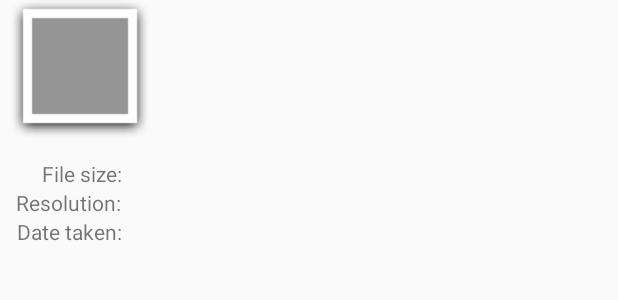
After one commit to skybosi/ImaginerApp, an Android app: the layout detailsview.xml on its own in the app's theme, with its tools: preview values and no code run, on a phone screen of 412 x 824 dp. The commit adds this screen. Shown: the top 300 px of the screen. Run offline under Robolectric (Android 15) with nearby library versions, the phone set to English and light mode, and no system bars.

Commit message:
change FileViewer to ImageViewer

```diff
--- a/app/src/main/AndroidManifest.xml
+++ b/app/src/main/AndroidManifest.xml
@@ -17,7 +17,7 @@
         </activity>
 
         <activity
-            android:name=".FileView" >
+            android:name=".ImageViewerActivity" >
             <intent-filter>
                 <action android:name="android.intent.action.FILE" />
                 <category android:name="android.intent.category.DEFAULT" />
--- a/app/src/main/res/layout/about.xml
+++ b/app/src/main/res/layout/about.xml
@@ -6,10 +6,10 @@
         android:layout_width="fill_parent"
         android:layout_height="fill_parent">
         <TextView
+            android:id = "@+id/aboutText"
             android:layout_width="fill_parent"
             android:layout_height="fill_parent"
             android:padding="6dip"
-            android:text="@string/About"
             android:textColor="#000000" />
     </ScrollView>
 </FrameLayout>
--- /dev/null
+++ b/app/src/main/res/layout/detailsview.xml
@@ -0,0 +1,114 @@
+<?xml version="1.0" encoding="utf-8"?><!-- Copyright (C) 2008 The Android Open Source Project
+
+     Licensed under the Apache License, Version 2.0 (the "License");
+     you may not use this file except in compliance with the License.
+     You may obtain a copy of the License at
+
+          http://www.apache.org/licenses/LICENSE-2.0
+
+     Unless required by applicable law or agreed to in writing, software
+     distributed under the License is distributed on an "AS IS" BASIS,
+     WITHOUT WARRANTIES OR CONDITIONS OF ANY KIND, either express or implied.
+     See the License for the specific language governing permissions and
+     limitations under the License.
+-->
+
+<ScrollView xmlns:android="http://schemas.android.com/apk/res/android"
+    android:id="@+id/scroll_view"
+    android:layout_width="300dip"
+    android:layout_height="match_parent"
+    android:orientation="vertical">
+
+    <LinearLayout
+        android:layout_width="match_parent"
+        android:layout_height="wrap_content"
+        android:orientation="vertical"
+        android:paddingBottom="10dp"
+        android:paddingLeft="5dip"
+        android:paddingRight="5dip">
+
+        <LinearLayout
+            android:layout_width="match_parent"
+            android:layout_height="wrap_content"
+            android:gravity="center_vertical"
+            android:orientation="horizontal">
+
+            <LinearLayout
+                android:layout_width="wrap_content"
+                android:layout_height="wrap_content"
+                android:background="@drawable/detail_photo_border"
+                android:gravity="center_vertical"
+                android:orientation="horizontal">
+
+                <ImageView
+                    android:id="@+id/details_thumbnail_image"
+                    android:layout_width="64dip"
+                    android:layout_height="64dip" />
+            </LinearLayout>
+
+            <TextView
+                android:id="@+id/details_image_path"
+                android:layout_width="wrap_content"
+                android:layout_height="wrap_content"
+                android:layout_weight="1"
+                android:ellipsize="marquee"
+                android:focusable="true"
+                android:focusableInTouchMode="true"
+                android:paddingLeft="6dip"
+                android:singleLine="true"
+                android:textAppearance="?android:attr/textAppearanceMedium" />
+
+        </LinearLayout>
+
+        <TableLayout
+            android:layout_width="match_parent"
+            android:layout_height="wrap_content"
+            android:layout_marginTop="10dip"
+            android:paddingLeft="5dip">
+
+            <TableRow>
+
+                <TextView
+                    android:gravity="right"
+                    android:text="@string/details_file_size"
+                    android:textAppearance="?android:attr/textAppearanceSmall" />
+
+                <TextView
+                    android:id="@+id/details_file_size_value"
+                    android:paddingLeft="5dip"
+                    android:textAppearance="?android:attr/textAppearanceSmall"
+                    android:textColor="?android:attr/textColorPrimary" />
+            </TableRow>
+
+            <TableRow android:id="@+id/details_resolution_row">
+
+                <TextView
+                    android:gravity="right"
+                    android:text="@string/details_image_resolution"
+                    android:textAppearance="?android:attr/textAppearanceSmall" />
+
+                <TextView
+                    android:id="@+id/details_resolution_value"
+                    android:layout_width="match_parent"
+                    android:layout_height="wrap_content"
+                    android:paddingLeft="5dip"
+                    android:textAppearance="?android:attr/textAppearanceSmall"
+                    android:textColor="?android:attr/textColorPrimary" />
+            </TableRow>
+
+            <TableRow android:id="@+id/details_date_taken_row">
+
+                <TextView
+                    android:gravity="right"
+                    android:text="@string/details_date_taken"
+                    android:textAppearance="?android:attr/textAppearanceSmall" />
+
+                <TextView
+                    android:id="@+id/details_date_taken_value"
+                    android:paddingLeft="5dip"
+                    android:textAppearance="?android:attr/textAppearanceSmall"
+                    android:textColor="?android:attr/textColorPrimary" />
+            </TableRow>
+        </TableLayout>
+    </LinearLayout>
+</ScrollView>
```
Also changed, not shown: app/src/main/java/com/skybosi/imaginer/ImageViewerActivity.java (added, +478 -0 lines), app/src/main/java/com/skybosi/imaginer/MainActivity.java (+11 -4 lines), app/src/main/res/layout/main.xml (added, +48 -0 lines), app/src/main/res/values/attrs.xml (added, +8 -0 lines), app/src/main/res/values/strings.xml (+14 -1 lines), app/src/main/res/drawable/detail_photo_border.9.png (added).
